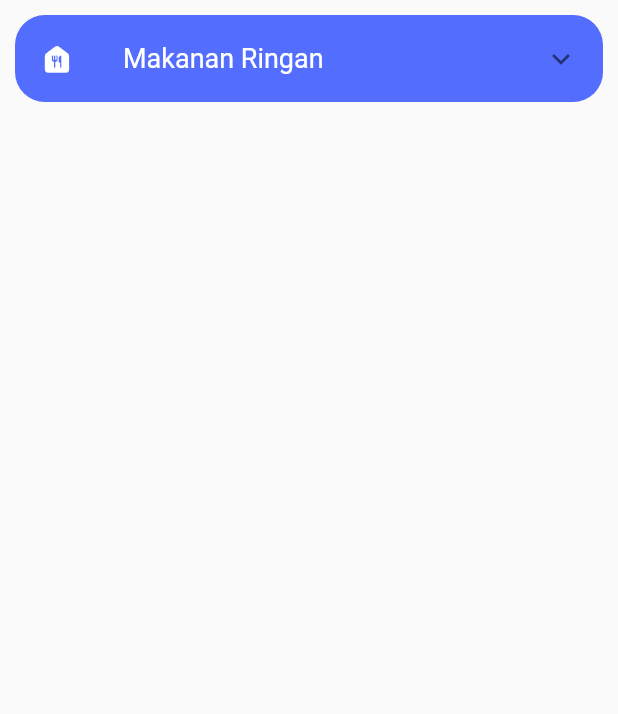
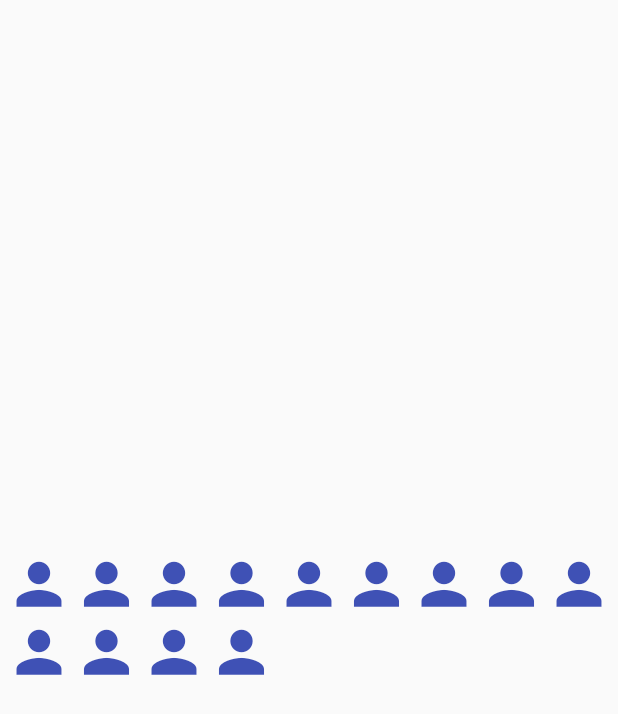
Before and after one commit to Ripat-2345/flutter_daily, a Flutter app: the screen it shows after launch, on a phone screen of 412 x 824 dp. Shown: the top 714 px of the screen. Run offline on Flutter 3.47's test engine with Material 2 defaults, Android fonts, the phone set to English and light mode, and no system bars.

Commit message:
wrap widget

```diff
--- a/lib/main.dart
+++ b/lib/main.dart
@@ -3,6 +3,7 @@ import 'package:flutter_daily/widgets/choice_chip_widget.dart';
 import 'package:flutter_daily/widgets/expansion_tile_widget.dart';
 import 'package:flutter_daily/widgets/hero_widget.dart';
 import 'package:flutter_daily/widgets/sliver_app_bar_widget.dart';
+import 'package:flutter_daily/widgets/wrap_widget.dart';
 
 void main() {
   runApp(const MyApp());
@@ -15,7 +16,7 @@ class MyApp extends StatelessWidget {
   Widget build(BuildContext context) {
     return const MaterialApp(
       debugShowCheckedModeBanner: false,
-      home: ExpansionTileWidget(),
+      home: WrappWidget(),
     );
   }
 }
--- /dev/null
+++ b/lib/widgets/wrap_widget.dart
@@ -0,0 +1,36 @@
+import 'package:flutter/material.dart';
+
+class WrappWidget extends StatelessWidget {
+  const WrappWidget({Key? key}) : super(key: key);
+
+  @override
+  Widget build(BuildContext context) {
+    var _iconWidget = const Icon(
+      Icons.person,
+      color: Colors.indigo,
+      size: 45,
+    );
+    var listIcon = [
+      _iconWidget,
+      _iconWidget,
+      _iconWidget,
+      _iconWidget,
+      _iconWidget,
+      _iconWidget,
+      _iconWidget,
+      _iconWidget,
+      _iconWidget,
+      _iconWidget,
+      _iconWidget,
+      _iconWidget,
+      _iconWidget
+    ];
+    return Scaffold(
+      body: Center(
+        child: Wrap(
+          children: listIcon,
+        ),
+      ),
+    );
+  }
+}
```
